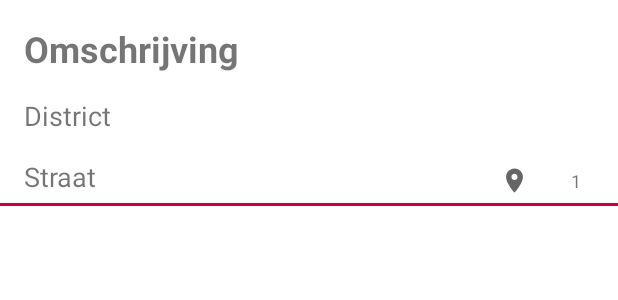
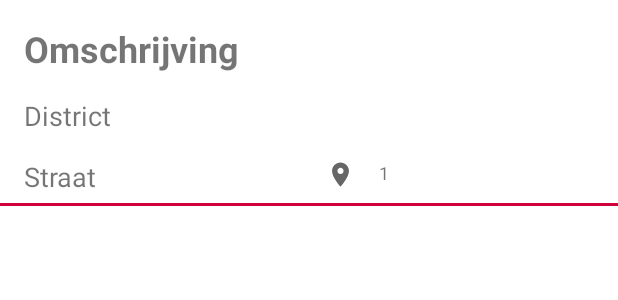
Before and after one commit to bur4k58/Project-mobile, an Android app: the layout fragment_overview_item.xml on its own in the app's theme, with its tools: preview values and no code run, on a phone screen of 412 x 824 dp. Shown: the top 300 px of the screen. Run offline under Robolectric (Android 15) with nearby library versions, the phone set to English and light mode, and no system bars.

```diff
--- a/Project-mobile/app/src/main/java/com/example/project_mobile/OverviewFragment.kt
+++ b/Project-mobile/app/src/main/java/com/example/project_mobile/OverviewFragment.kt
@@ -92,12 +92,14 @@ class OverviewFragment : Fragment(){
                 println("Get json fail")
             }
         })
+        println("returning list")
         return attributesList
     }
 
     fun setAdapter(attributesList: MutableList<Attributes>) {
         adapter = OverviewAdapter(attributesList, lastKnownLocation)
         recyclerView.adapter = adapter
+        println(adapter.itemCount)
     }
 
     private fun intialiseViews(view: View){
@@ -110,7 +112,7 @@ class OverviewFragment : Fragment(){
     fun addEventHandlers(){
         filterMen.setOnClickListener {
             if(filterMen.isChecked){
-                list = attributesList.filter {x -> x.DOELGROEP == "man/vrouw"}
+                list = attributesList.filter {x -> x.DOELGROEP == "man/vrouw" || x.DOELGROEP == "man"}
                 adapter = OverviewAdapter(list, lastKnownLocation)
                 recyclerView.adapter = adapter
             } else {
@@ -120,7 +122,7 @@ class OverviewFragment : Fragment(){
         }
         filterWoman.setOnClickListener {
             if(filterWoman.isChecked){
-                list = attributesList.filter { x -> x.DOELGROEP == "man/vrouw" }
+                list = attributesList.filter { x -> x.DOELGROEP == "man/vrouw" || x.DOELGROEP == "vrouw" }
                 adapter = OverviewAdapter(list, lastKnownLocation)
                 recyclerView.adapter = adapter
             } else {
--- a/Project-mobile/app/src/main/res/layout/fragment_overview_item.xml
+++ b/Project-mobile/app/src/main/res/layout/fragment_overview_item.xml
@@ -43,10 +43,11 @@
         android:id="@+id/imageDistance"
         android:layout_width="19dp"
         android:layout_height="19dp"
+        android:layout_marginBottom="4dp"
         android:contentDescription="Distance"
         app:layout_constraintBottom_toBottomOf="@+id/textStraat"
         app:layout_constraintEnd_toEndOf="parent"
-        app:layout_constraintHorizontal_bias="0.82"
+        app:layout_constraintHorizontal_bias="0.466"
         app:layout_constraintStart_toEndOf="@+id/textStraat"
         app:srcCompat="@drawable/ic_baseline_location_on_24" />
 
@@ -58,9 +59,10 @@
         android:textSize="12sp"
         app:layout_constraintBottom_toBottomOf="@+id/imageDistance"
         app:layout_constraintEnd_toEndOf="parent"
-        app:layout_constraintHorizontal_bias="0.333"
+        app:layout_constraintHorizontal_bias="0.0"
         app:layout_constraintStart_toEndOf="@+id/imageDistance"
         app:layout_constraintTop_toTopOf="@+id/imageDistance"
+        app:layout_constraintVertical_bias="0.0"
         tools:text="1" />
 
     <View
```
